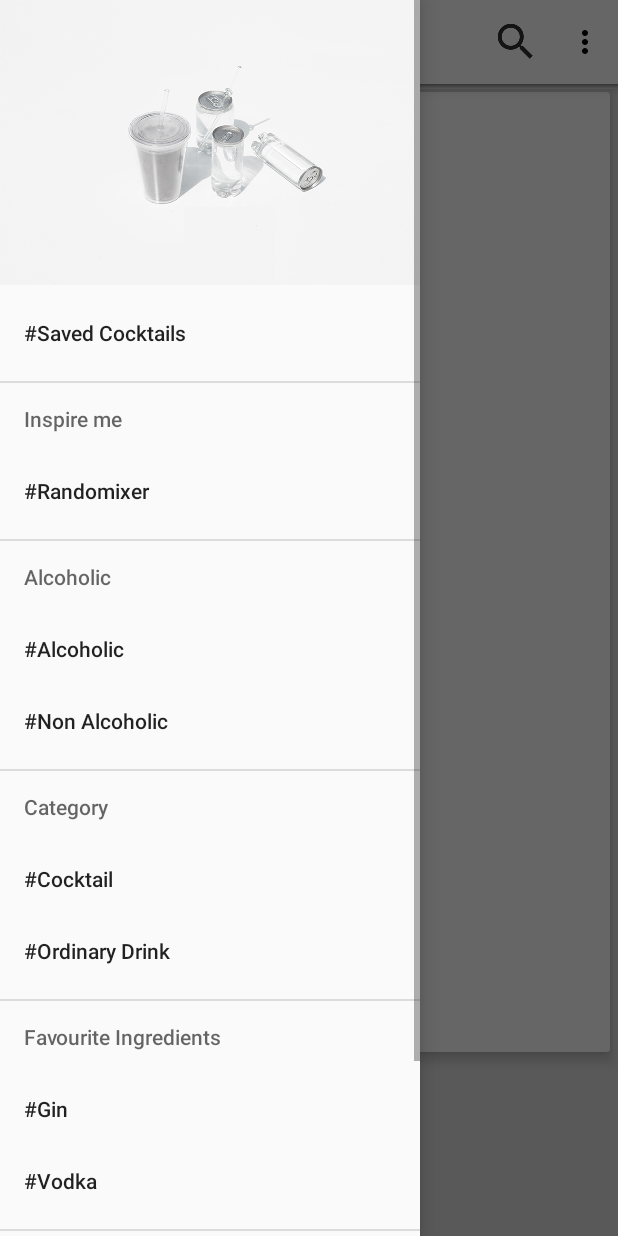
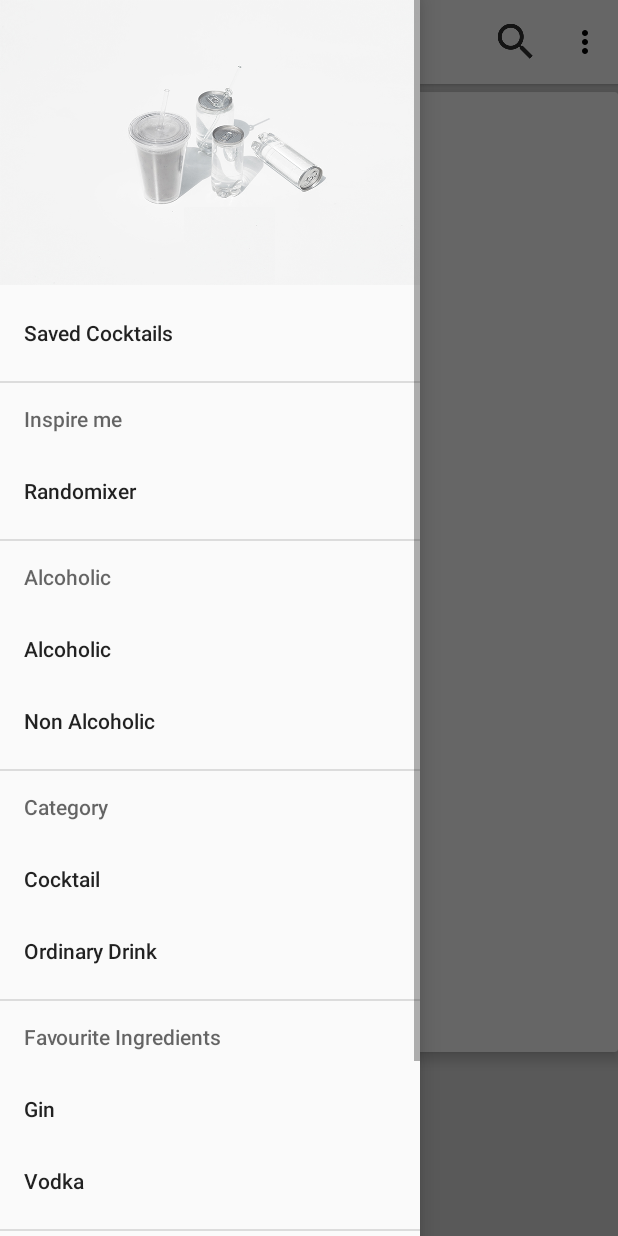
Before and after one commit to nikhil-31/Mixology, an Android app: the fragment FragmentDetails placed in its activity, with the side drawer open, on a phone screen of 412 x 824 dp. Run offline under Robolectric (Android 15) with nearby library versions, the phone set to English and light mode, and no system bars; our stand-ins replace AdMob, CircleImageView, Dagger/Hilt's generated code, Firebase (no records; nobody signed in at launch, a user with empty details on screens opened directly), Picasso; libraries missing offline, so code that uses them is left out: com.birbit.android, com.crashlytics.android, io.fabric.sdk; pictures from the network do not load; 1 statement that could not run was skipped.

```diff
--- a/app/src/main/java/com/capstone/nik/mixology/Activities/ActivityMain.java
+++ b/app/src/main/java/com/capstone/nik/mixology/Activities/ActivityMain.java
@@ -32,17 +32,12 @@ import com.capstone.nik.mixology.Fragments.FragmentNonAlcoholic;
 import com.capstone.nik.mixology.Model.Cocktail;
 import com.capstone.nik.mixology.R;
 
-import com.crashlytics.android.Crashlytics;
-import com.firebase.ui.auth.AuthUI;
-
 import com.google.android.gms.ads.AdRequest;
 import com.google.android.gms.ads.AdView;
 import com.google.android.gms.ads.MobileAds;
 import com.google.firebase.auth.FirebaseAuth;
 import com.google.firebase.auth.FirebaseUser;
 import com.squareup.picasso.Picasso;
-
-import java.util.Arrays;
 
 import de.hdodenhof.circleimageview.CircleImageView;
 
@@ -55,7 +50,6 @@ public class ActivityMain extends AppCompatActivity implements DrinkCursorAdapte
   private static final String SELECTED_ID = "selected";
 
   private int mNavItemSelected;
-  private Toolbar toolbar;
   private NavigationView navigationView = null;
 
   // Firebase instance variables
@@ -77,13 +71,13 @@ public class ActivityMain extends AppCompatActivity implements DrinkCursorAdapte
     setContentView(R.layout.activity_navigation_drawer);
 
     // Admob integration with my id
-    MobileAds.initialize(getApplicationContext(), "ca-app-pub-3940256099942544~3347511713");
+//    MobileAds.initialize(getApplicationContext(), "ca-app-pub-3940256099942544~3347511713");
     //TODO - Uncomment original Ad
-//    MobileAds.initialize(getApplicationContext(), "ca-app-pub-3940256099942544/6300978111");
+    MobileAds.initialize(getApplicationContext(), "ca-app-pub-3940256099942544/6300978111");
 
-    AdView mAdView = findViewById(R.id.adView);
+    AdView adView = findViewById(R.id.adView);
     AdRequest adRequest = new AdRequest.Builder().build();
-    mAdView.loadAd(adRequest);
+    adView.loadAd(adRequest);
 
     //Default UserName
     mUsername = ANONYMOUS;
@@ -92,7 +86,7 @@ public class ActivityMain extends AppCompatActivity implements DrinkCursorAdapte
     mFirebaseAuth = FirebaseAuth.getInstance();
 
     // Initializing the toolbar
-    toolbar = findViewById(R.id.toolbar);
+    Toolbar toolbar = findViewById(R.id.toolbar);
     setSupportActionBar(toolbar);
 
     // Initializes the Navigation Drawer
--- a/app/src/main/java/com/capstone/nik/mixology/Adapters/IngredientsAdapter.java
+++ b/app/src/main/java/com/capstone/nik/mixology/Adapters/IngredientsAdapter.java
@@ -23,10 +23,9 @@ import static com.capstone.nik.mixology.Network.CocktailURLs.COCKTAIL_INGREDIENT
 
 public class IngredientsAdapter extends RecyclerView.Adapter<IngredientsAdapter.MyViewHolder> {
 
-  ArrayList<Measures> mMeasuresArrayList = new ArrayList<>();
+  private ArrayList<Measures> mMeasuresArrayList = new ArrayList<>();
   private Context context;
   private LayoutInflater inflater;
-
 
   public IngredientsAdapter(Context context) {
     this.context = context;
@@ -37,7 +36,6 @@ public class IngredientsAdapter extends RecyclerView.Adapter<IngredientsAdapter.
     this.mMeasuresArrayList = measuresList;
     notifyDataSetChanged();
   }
-
 
   @Override
   public MyViewHolder onCreateViewHolder(ViewGroup parent, int viewType) {
@@ -55,8 +53,7 @@ public class IngredientsAdapter extends RecyclerView.Adapter<IngredientsAdapter.
     String ingredient = measures.getIngredient();
     String in = ingredient.replaceAll(" ", "%20");
 
-    Picasso.with(context)
-        .load(COCKTAIL_INGREDIENTS_URL + in + COCKTAIL_INGREDIENT_PNG_SMALL)
+    Picasso.with(context).load(COCKTAIL_INGREDIENTS_URL + in + COCKTAIL_INGREDIENT_PNG_SMALL)
         .error(R.drawable.vodka1)
         .into(holder.mIngredientsImage);
 
@@ -67,17 +64,17 @@ public class IngredientsAdapter extends RecyclerView.Adapter<IngredientsAdapter.
     return mMeasuresArrayList.size();
   }
 
-  public class MyViewHolder extends RecyclerView.ViewHolder {
+  class MyViewHolder extends RecyclerView.ViewHolder {
     ImageView mIngredientsImage;
     TextView mIngredientText;
     TextView mMeasureText;
 
-    public MyViewHolder(View itemView) {
+    MyViewHolder(View itemView) {
       super(itemView);
 
-      mIngredientsImage = (ImageView) itemView.findViewById(R.id.list_ingredients_icon);
-      mIngredientText = (TextView) itemView.findViewById(R.id.list_ingredient_text);
-      mMeasureText = (TextView) itemView.findViewById(R.id.list_measure_text);
+      mIngredientsImage = itemView.findViewById(R.id.list_ingredients_icon);
+      mIngredientText = itemView.findViewById(R.id.list_ingredient_text);
+      mMeasureText = itemView.findViewById(R.id.list_measure_text);
 
     }
   }
--- a/app/src/main/java/com/capstone/nik/mixology/Fragments/FragmentDetails.java
+++ b/app/src/main/java/com/capstone/nik/mixology/Fragments/FragmentDetails.java
@@ -95,9 +95,9 @@ public class FragmentDetails extends Fragment {
 
     setHasOptionsMenu(true);
 
-    MobileAds.initialize(applicationContext, "ca-app-pub-3940256099942544~3347511713");
+//    MobileAds.initialize(applicationContext, "ca-app-pub-3940256099942544~3347511713");
     //TODO - Uncomment original Ad
-//    MobileAds.initialize(applicationContext, "ca-app-pub-3940256099942544/6300978111");
+    MobileAds.initialize(applicationContext, "ca-app-pub-3940256099942544/6300978111");
 
     AdView adView = view.findViewById(R.id.adViewDetails);
     AdRequest adRequest = new AdRequest.Builder().build();
@@ -153,15 +153,11 @@ public class FragmentDetails extends Fragment {
   private void startNetworkRequest(final Cocktail cocktail) {
     mCocktailId = cocktail.getmDrinkId();
 
+    // Sends request to get data from the network
     sendJsonRequest(mCocktailId);
 
     mToolbar.setTitle(cocktail.getmDrinkName());
-//    mDrinkName.setText(cocktail.getmDrinkName());
-
-    Picasso.with(mActivity)
-        .load(cocktail.getmDrinkThumb())
-        .error(R.drawable.empty_glass)
-        .into(mDrinkImage);
+    Picasso.with(mActivity).load(cocktail.getmDrinkThumb()).error(R.drawable.empty_glass).into(mDrinkImage);
 
   }
 
@@ -223,13 +219,8 @@ public class FragmentDetails extends Fragment {
 
     final Drink drink = drinkList.get(0);
 
-//    mToolbar.setTitle(drink.getStrDrink());
-
     mInstructionsText.setText(drink.getStrInstructions());
     mAlcoholicText.setText(drink.getStrAlcoholic());
-
-    String url = drink.getStrDrinkThumb();
-//    Picasso.with(mActivity).load(url).error(R.drawable.empty_glass).into(mDrinkImage);
 
     mInstruction.setText(getResources().getString(R.string.Instructions));
     mIngredients.setText(getResources().getString(R.string.Ingredients));
@@ -380,8 +371,6 @@ public class FragmentDetails extends Fragment {
     if (isAdded() && mActivity != null) {
       shareRecipe(measuresArrayList, drink);
     }
-
-
     mIngredientsAdapter.setMeasuresList(measuresArrayList);
   }
 
--- a/app/src/main/res/layout/fragment_activity_details.xml
+++ b/app/src/main/res/layout/fragment_activity_details.xml
@@ -21,14 +21,8 @@
       android:layout_width="match_parent"
       android:layout_height="?attr/actionBarSize"
       android:background="?attr/colorPrimary"
-      android:elevation="0dp"
       app:popupTheme="@style/AppTheme.PopupOverlay" />
 
-    <View
-      android:id="@+id/toolbar_shadow"
-      android:layout_width="match_parent"
-      android:layout_height="3dp"
-      android:background="@drawable/toolbar_dropshadow" />
   </android.support.design.widget.AppBarLayout>
 
   <RelativeLayout
@@ -44,7 +38,7 @@
       <android.support.v7.widget.CardView
         android:layout_width="match_parent"
         android:layout_height="match_parent"
-        android:layout_margin="5dp"
+        android:layout_marginTop="5dp"
         app:cardElevation="5dp">
 
         <LinearLayout
--- a/app/src/main/res/values/strings.xml
+++ b/app/src/main/res/values/strings.xml
@@ -13,6 +13,7 @@
   <string name="content_desc_Add_Delete_button">Add or delete</string>
   <string name="content_desc_up_navigation">Up navigation</string>
   <string name="content_desc_sponsored">Sponsored</string>
+  <string name="content_desc_ingredients_image">Ingredients Image</string>
 
   <!-- static data set in details fragment -->
   <string name="Instructions">Instructions</string>
@@ -55,16 +56,16 @@
   <string name="banner_test" translatable="false">ca-app-pub-3940256099942544/6300978111</string>
 
   <!-- Navigation drawer menu items and title for main activity toolbar based on which fragment is present-->
-  <string name="saved_cocktails">#Saved Cocktails</string>
-  <string name="randomixer">#Randomixer</string>
-  <string name="non_alcoholic">#Non Alcoholic</string>
-  <string name="alcoholic">#Alcoholic</string>
-  <string name="cocktail">#Cocktail</string>
-  <string name="ordinary_drink">#Ordinary Drink</string>
-  <string name="gin">#Gin</string>
-  <string name="vodka">#Vodka</string>
-  <string name="cocktail_glass">#Cocktail Glass</string>
-  <string name="highball_glass">#Highball Glass</string>
+  <string name="saved_cocktails">Saved Cocktails</string>
+  <string name="randomixer">Randomixer</string>
+  <string name="non_alcoholic">Non Alcoholic</string>
+  <string name="alcoholic">Alcoholic</string>
+  <string name="cocktail">Cocktail</string>
+  <string name="ordinary_drink">Ordinary Drink</string>
+  <string name="gin">Gin</string>
+  <string name="vodka">Vodka</string>
+  <string name="cocktail_glass">Cocktail Glass</string>
+  <string name="highball_glass">Highball Glass</string>
 
   <!-- Share Intent detail fragment that shares data to many different apps -->
   <string name="detail_share_via">Share Via</string>
@@ -73,8 +74,9 @@
   <string name="detail_share_alcoholic">Alcohol Content: </string>
   <string name="detail_share_instructions">Instructions: </string>
   <string name="detail_share_ingredients">Ingredients: </string>
+
+  <!-- Empty String -->
   <string name="add_a_drink">Add a drink !!! Its lonely here.</string>
   <string name="cocktail_image">cocktail_image</string>
 
-
 </resources>
--- a/build.gradle
+++ b/build.gradle
@@ -13,8 +13,6 @@ buildscript {
     classpath 'com.android.tools.build:gradle:3.0.1'
     classpath 'com.google.gms:google-services:3.1.1'
     classpath 'io.fabric.tools:gradle:1.25.1'
-    // NOTE: Do not place your application dependencies here; they belong
-    // in the individual module build.gradle files
   }
 }
 
```
Also changed, not shown: app/build.gradle (+5 -4 lines), app/src/main/java/com/capstone/nik/mixology/data/DrinkDatabase.java (+10 -10 lines), app/src/main/res/layout/fragment_randomixer.xml (+0 -7 lines), app/src/main/res/layout/recycler_item_ingredients.xml (+3 -8 lines), 1 other file.
